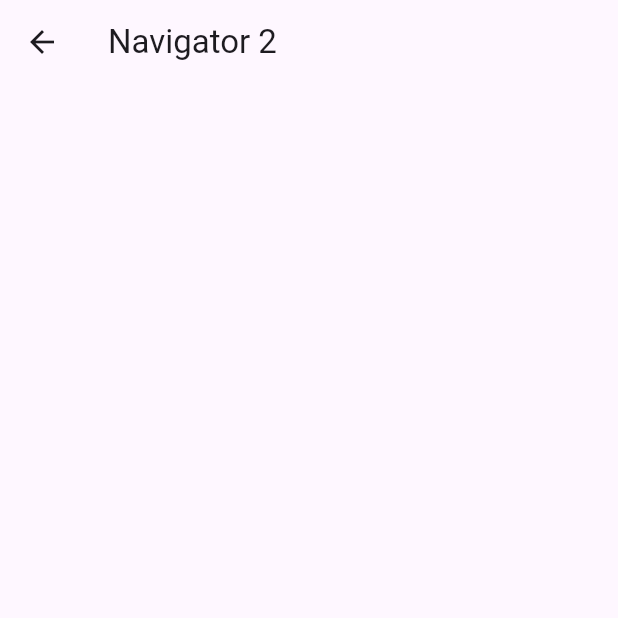
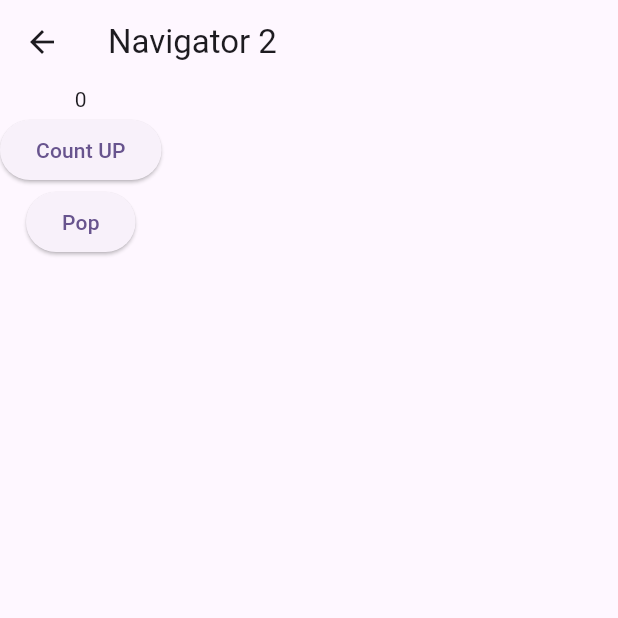
Before and after one commit to jinhan38/smwu_202508, a Flutter app: the NavigatorScreen screen opened directly, after a tap on "2번 화면으로 이동", on a phone screen of 412 x 824 dp, the top half of it. Run offline on Flutter 3.47's test engine with Material 3 defaults, Android fonts, the phone set to English and light mode, and no system bars.

Commit message:
navigator_2_screen.dart 추가

```diff
--- a/lib/screen/button_screen.dart
+++ b/lib/screen/button_screen.dart
@@ -235,7 +235,7 @@ class ButtonScreen extends StatelessWidget {
               SizedBox(height: 10),
               button(context, StatefulScreen(), "Stateful"),
               SizedBox(height: 10),
-              button(context, NavigatorScreen(), "Stateful"),
+              button(context, NavigatorScreen(), "Navigator"),
             ],
           ),
         ),
--- a/lib/screen/navigator/navigator_2_screen.dart
+++ b/lib/screen/navigator/navigator_2_screen.dart
@@ -1,16 +1,50 @@
 import 'package:flutter/material.dart';
 
 class Navigator2Screen extends StatefulWidget {
-  const Navigator2Screen({super.key});
+  const Navigator2Screen({required this.count, super.key});
+
+  final int count;
 
   @override
   State<Navigator2Screen> createState() => _Navigator2ScreenState();
 }
 
 class _Navigator2ScreenState extends State<Navigator2Screen> {
+  int count2 = 0;
+
+  /// initState 안에서는 setState를 못 씀.
+  /// setState는 build가 완료된 후에 호출할 수 있다.
+  /// setState를 호출하면 build 함수를 다시 실행
+  @override
+  void initState() {
+    count2 = widget.count;
+    super.initState();
+  }
+
   @override
   Widget build(BuildContext context) {
-    return Scaffold(appBar: AppBar(title: Text("Navigator 2")),
+    setState(() {});
+    return Scaffold(
+      appBar: AppBar(title: Text("Navigator 2")),
+      body: Column(
+        children: [
+          Text(count2.toString()),
+          ElevatedButton(
+            onPressed: () {
+              count2 += 2;
+              setState(() {});
+            },
+            child: Text("Count UP"),
+          ),
+          ElevatedButton(
+            onPressed: () {
+              /// 뒤로가기
+              Navigator.pop(context, count2);
+            },
+            child: Text("Pop"),
+          ),
+        ],
+      ),
     );
   }
 }
--- a/lib/screen/navigator/navigator_screen.dart
+++ b/lib/screen/navigator/navigator_screen.dart
@@ -19,7 +19,7 @@ class _NavigatorScreenState extends State<NavigatorScreen> {
         crossAxisAlignment: CrossAxisAlignment.stretch,
         children: [
           SizedBox(width: 24),
-          Text(count.toString()),
+          Center(child: Text(count.toString())),
           SizedBox(width: 24),
           ElevatedButton(
             onPressed: () {
@@ -27,10 +27,15 @@ class _NavigatorScreenState extends State<NavigatorScreen> {
                 context,
                 MaterialPageRoute(
                   builder: (context) {
-                    return Navigator2Screen();
+                    return Navigator2Screen(count: count);
                   },
                 ),
-              );
+              ).then((value) {
+                if (value != null && value is int) {
+                  count = value;
+                  setState(() {});
+                }
+              });
             },
             child: Text("2번 화면으로 이동"),
           ),
```
